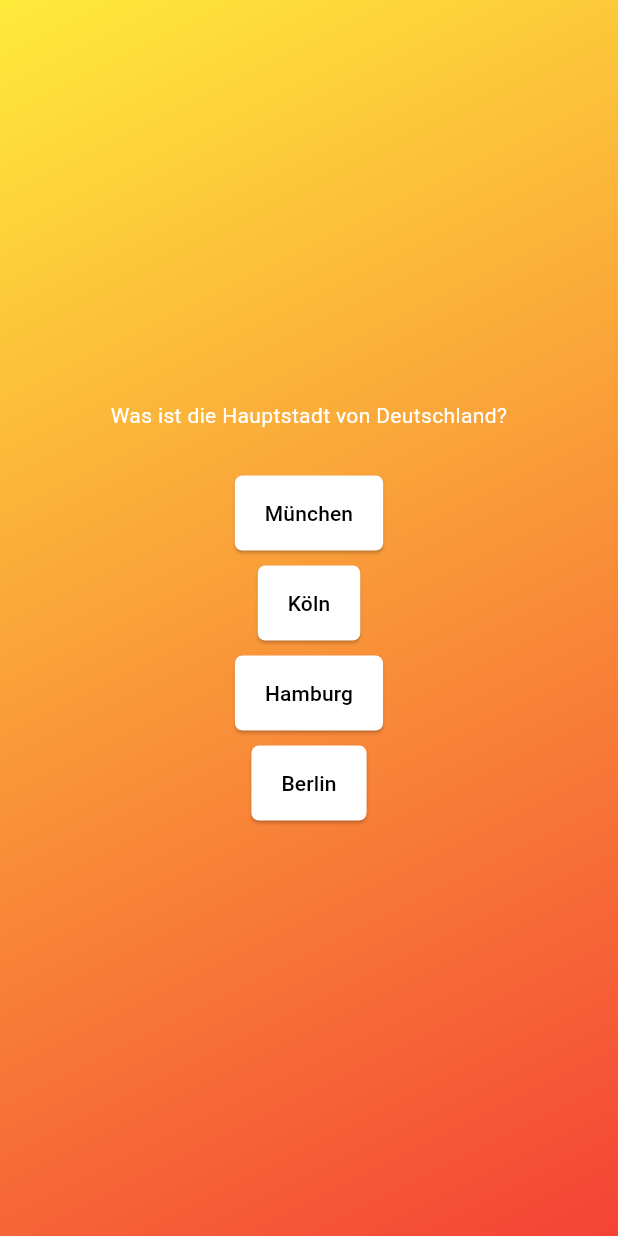
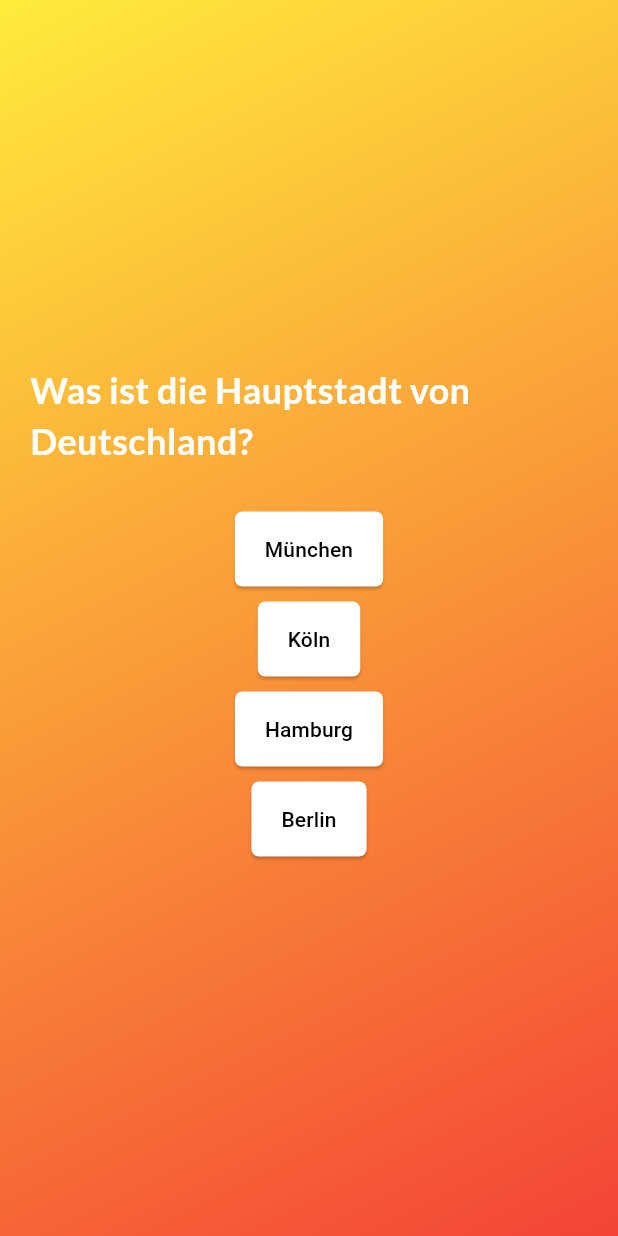
Before and after one commit to korayguenbal/quiz_app, a Flutter app: the screen it shows after launch, after a tap on "Start Quiz", on a phone screen of 412 x 824 dp. Run offline on Flutter 3.47's test engine with Material 3 defaults, Android fonts, the phone set to English and light mode, and no system bars; our stand-ins replace google_fonts.

Commit message:
start + question fonts

```diff
--- a/lib/questions_screen.dart
+++ b/lib/questions_screen.dart
@@ -1,6 +1,7 @@
 import 'package:flutter/material.dart';
 import 'package:quiz_app/answer_button.dart';
 import 'package:quiz_app/data/questions.dart';
+import 'package:google_fonts/google_fonts.dart';
 
 class QuestionsScreen extends StatefulWidget {
   const QuestionsScreen({super.key});
@@ -30,12 +31,15 @@ class _QuestionsScreenState extends State<QuestionsScreen> {
         margin: EdgeInsets.all(20),
         child: Column(
           mainAxisAlignment: MainAxisAlignment.center,
-          crossAxisAlignment: CrossAxisAlignment.stretch,
+          // crossAxisAlignment: CrossAxisAlignment.stretch,
           children: [
             Text(
               currentQuestion.text,
-              style: TextStyle(color: Colors.white),
-              textAlign: TextAlign.center,
+              style: GoogleFonts.lato(
+                color: Colors.white,
+                fontSize: 24,
+                fontWeight: FontWeight.bold,
+              ),
             ),
             SizedBox(height: 30),
             ...currentQuestion.getShuffledAnswers().map((
--- a/lib/start_screen.dart
+++ b/lib/start_screen.dart
@@ -1,4 +1,5 @@
 import 'package:flutter/material.dart';
+import 'package:google_fonts/google_fonts.dart';
 
 class StartScreen extends StatelessWidget {
   const StartScreen(this.startQuiz, {super.key});
@@ -19,9 +20,10 @@ class StartScreen extends StatelessWidget {
           SizedBox(height: 80),
           Text(
             "Quiz App!",
-            style: TextStyle(
+            style: GoogleFonts.lato(
               color: Colors.white,
               fontSize: 24,
+              fontWeight: FontWeight.bold,
             ),
           ),
           SizedBox(height: 30),
```
